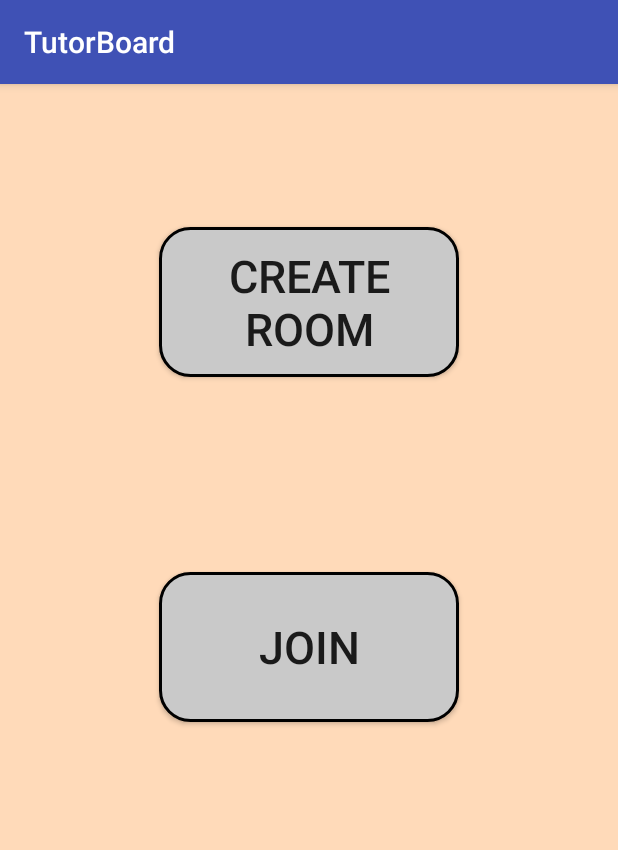
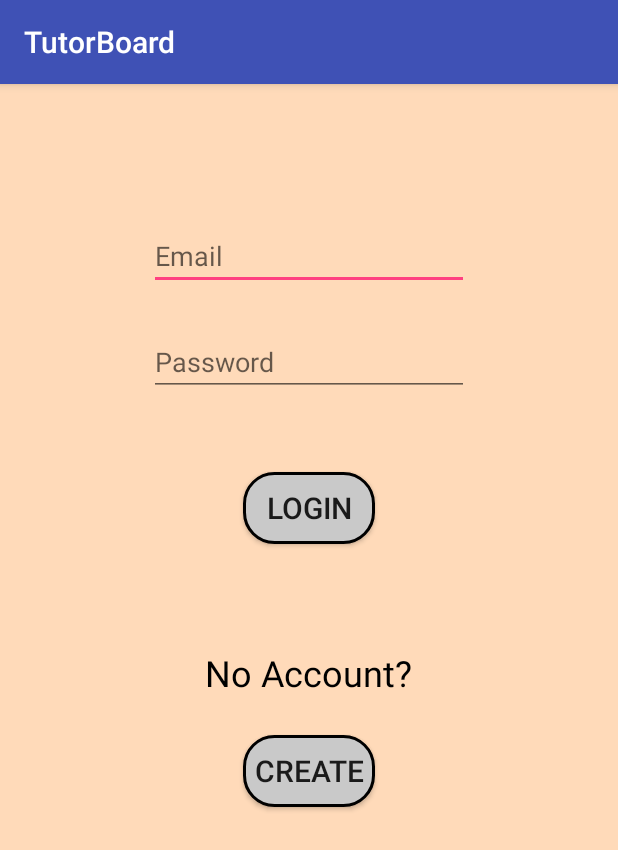
Before and after one commit to bpbrianpham/TutorBoard, an Android app: the screen it shows after launch (MainActivity before the commit, LoginActivity after it), on a phone screen of 412 x 824 dp. Shown: the top 850 px of the screen. Run offline under Robolectric (Android 15) with nearby library versions, the light colour scheme and no system bars.

Commit message:
New prototype based on new design

```diff
--- a/TutorBoard/app/build.gradle
+++ b/TutorBoard/app/build.gradle
@@ -9,6 +9,7 @@ android {
         versionCode 1
         versionName "1.0"
         testInstrumentationRunner "android.support.test.runner.AndroidJUnitRunner"
+        vectorDrawables.useSupportLibrary = true
     }
     buildTypes {
         release {
@@ -23,6 +24,7 @@ dependencies {
     implementation 'com.android.support:appcompat-v7:26.1.0'
     implementation 'com.android.support.constraint:constraint-layout:1.0.2'
     implementation 'com.android.support:design:26.1.0'
+    implementation 'com.android.support:support-vector-drawable:26.1.0'
     testImplementation 'junit:junit:4.12'
     androidTestImplementation 'com.android.support.test:runner:1.0.1'
     androidTestImplementation 'com.android.support.test.espresso:espresso-core:3.0.1'
--- a/TutorBoard/app/src/main/java/com/example/ben/tutorboard/LoginActivity.java
+++ b/TutorBoard/app/src/main/java/com/example/ben/tutorboard/LoginActivity.java
@@ -1,13 +1,46 @@
 package com.example.ben.tutorboard;
 
+import android.content.Intent;
 import android.support.v7.app.AppCompatActivity;
 import android.os.Bundle;
+import android.view.View;
+import android.widget.Button;
 
 public class LoginActivity extends AppCompatActivity {
+
+    private Button buttonLog;
+    private Button buttonCreate;
 
     @Override
     protected void onCreate(Bundle savedInstanceState) {
         super.onCreate(savedInstanceState);
         setContentView(R.layout.activity_login);
+
+        //If login is successful, goes to home
+        buttonLog = (Button) findViewById(R.id.login);
+        buttonLog.setOnClickListener(new View.OnClickListener() {
+            @Override
+            public void onClick(View v) {
+                openHomeActivity();
+            }
+        });
+
+        buttonCreate = (Button) findViewById(R.id.create);
+        buttonCreate.setOnClickListener(new View.OnClickListener(){
+            @Override
+            public void onClick(View v) {
+                openDecisionActivity();
+            }
+        });
+    }
+
+    public void openHomeActivity() {
+        Intent intent = new Intent(this, HomeActivity.class);
+        startActivity(intent);
+    }
+
+    public void openDecisionActivity() {
+        Intent intent = new Intent (this, DecisionActivity.class);
+        startActivity(intent);
     }
 }
--- a/TutorBoard/app/src/main/java/com/example/ben/tutorboard/SplashActivity.java
+++ b/TutorBoard/app/src/main/java/com/example/ben/tutorboard/SplashActivity.java
@@ -6,7 +6,7 @@ import android.support.v7.app.AppCompatActivity;
 import android.os.Bundle;
 
 public class SplashActivity extends AppCompatActivity {
-    private static int SPLASH_TIME_OUT = 4000;      //4 seconds
+    private static int SPLASH_TIME_OUT = 3000;      //2 seconds
 
     @Override
     protected void onCreate(Bundle savedInstanceState) {
@@ -15,7 +15,7 @@ public class SplashActivity extends AppCompatActivity {
         new Handler().postDelayed(new Runnable() {
             @Override
             public void run() {
-                Intent homeIntent = new Intent(SplashActivity.this, MainActivity.class);
+                Intent homeIntent = new Intent(SplashActivity.this, LoginActivity.class);
                 startActivity(homeIntent);
                 finish();
             }
--- /dev/null
+++ b/TutorBoard/app/src/main/res/drawable/rounded_border_text_view.xml
@@ -0,0 +1,14 @@
+<?xml version="1.0" encoding="utf-8"?>
+<selector xmlns:android="http://schemas.android.com/apk/res/android">
+
+    <item>
+        <shape android:shape="rectangle">
+            <solid android:color="#c9c9c9"/>
+            <corners android:radius="20dp" />
+            <stroke
+                android:width="2dp"
+                android:color="#000000"
+                />
+        </shape>
+    </item>
+</selector>
--- a/TutorBoard/app/src/main/res/layout/activity_login.xml
+++ b/TutorBoard/app/src/main/res/layout/activity_login.xml
@@ -8,33 +8,59 @@
     tools:context="com.example.ben.tutorboard.LoginActivity">
 
     <EditText
+        android:id="@+id/email"
+        android:layout_width="wrap_content"
+        android:layout_height="wrap_content"
+        android:layout_alignParentTop="true"
+        android:layout_centerHorizontal="true"
+        android:layout_marginTop="92dp"
+        android:ems="10"
+        android:hint="@string/prompt_email"
+        android:inputType="textEmailAddress" />
+
+
+    <EditText
         android:id="@+id/password"
         android:layout_width="wrap_content"
         android:layout_height="wrap_content"
         android:layout_centerHorizontal="true"
-        android:layout_centerVertical="true"
-        android:ems="8"
+        android:layout_below="@id/email"
+        android:layout_marginVertical="25dp"
+        android:ems="10"
         android:hint="@string/prompt_password"
         android:inputType="textPassword" />
 
-    <TextView
-        android:id="@+id/account"
-        android:layout_width="wrap_content"
-        android:layout_height="wrap_content"
-        android:layout_above="@+id/password"
-        android:layout_centerHorizontal="true"
-        android:layout_marginBottom="60dp"
-        android:text="@string/password"
-        android:textColor="@color/black"
-        android:textSize="24dp" />
-
     <Button
-        android:id="@+id/Create"
+        android:id="@+id/login"
         android:layout_width="wrap_content"
         android:layout_height="wrap_content"
         android:layout_below="@+id/password"
         android:layout_centerHorizontal="true"
-        android:layout_marginTop="50dp"
+        android:layout_marginTop="25dp"
+        android:text="@string/login"
+        android:background="@drawable/rounded_border_text_view"
+        android:textSize="20sp" />
+
+    <TextView
+        android:id="@+id/noPassword"
+        android:layout_width="wrap_content"
+        android:layout_height="wrap_content"
+        android:layout_below="@+id/login"
+        android:layout_centerHorizontal="true"
+        android:layout_marginTop="69dp"
+        android:text="@string/no_account"
+        android:textColor="@color/black"
+        android:textSize="24sp" />
+
+    <Button
+        android:id="@+id/create"
+        android:layout_width="wrap_content"
+        android:layout_height="wrap_content"
+        android:layout_below="@+id/noPassword"
+        android:layout_centerHorizontal="true"
+        android:layout_marginTop="25dp"
         android:text="@string/create"
-        android:textSize="20dp" />
+        android:background="@drawable/rounded_border_text_view"
+        android:textSize="20sp" />
+
 </RelativeLayout>
```
Also changed, not shown: TutorBoard/app/src/main/AndroidManifest.xml (+11 -7 lines), TutorBoard/app/src/main/java/com/example/ben/tutorboard/DecisionActivity.java (added, +39 -0 lines), TutorBoard/app/src/main/java/com/example/ben/tutorboard/HomeActivity.java (added, +44 -0 lines), TutorBoard/app/src/main/java/com/example/ben/tutorboard/InfoActivity.java (added, +31 -0 lines), TutorBoard/app/src/main/res/drawable/ic_dashboard_black_24dp.xml (added, +9 -0 lines), TutorBoard/app/src/main/res/drawable/ic_home_black_24dp.xml (added, +9 -0 lines), TutorBoard/app/src/main/res/drawable/ic_notifications_black_24dp.xml (added, +9 -0 lines), TutorBoard/app/src/main/res/layout/activity_decision.xml (added, +31 -0 lines), TutorBoard/app/src/main/res/layout/activity_home.xml (added, +33 -0 lines), TutorBoard/app/src/main/res/layout/activity_info.xml (added, +89 -0 lines), TutorBoard/app/src/main/res/layout/activity_splash.xml (+5 -8 lines), TutorBoard/app/src/main/res/menu/navigation.xml (added, +19 -0 lines), TutorBoard/app/src/main/res/values/strings.xml (+14 -1 lines).
